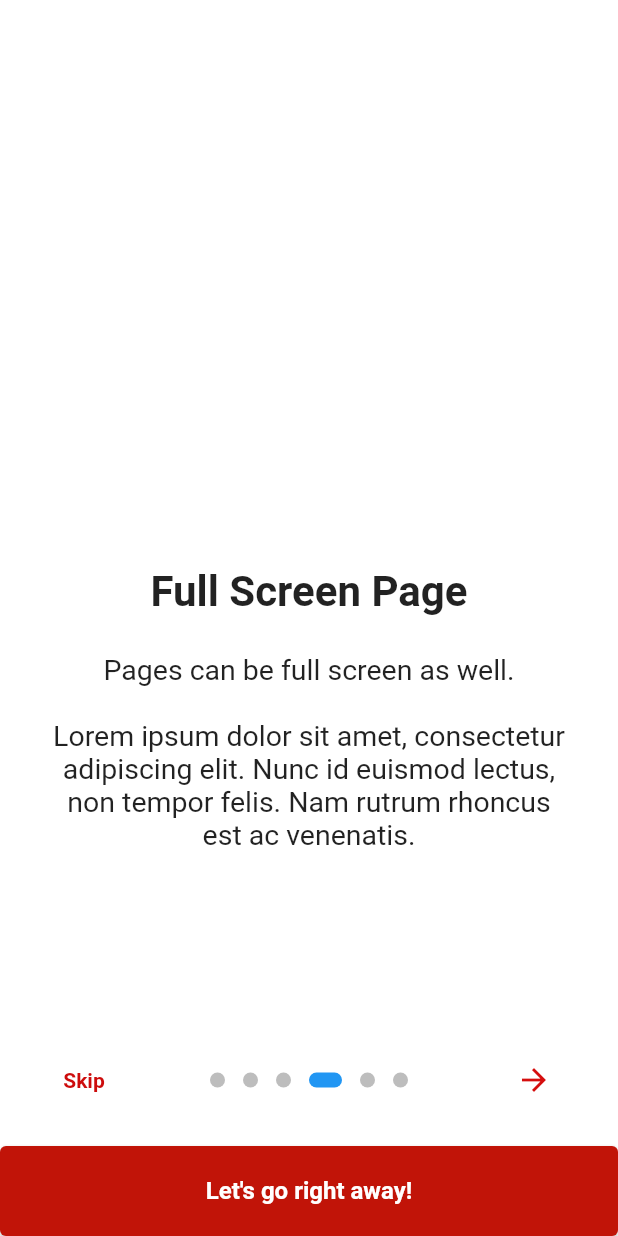
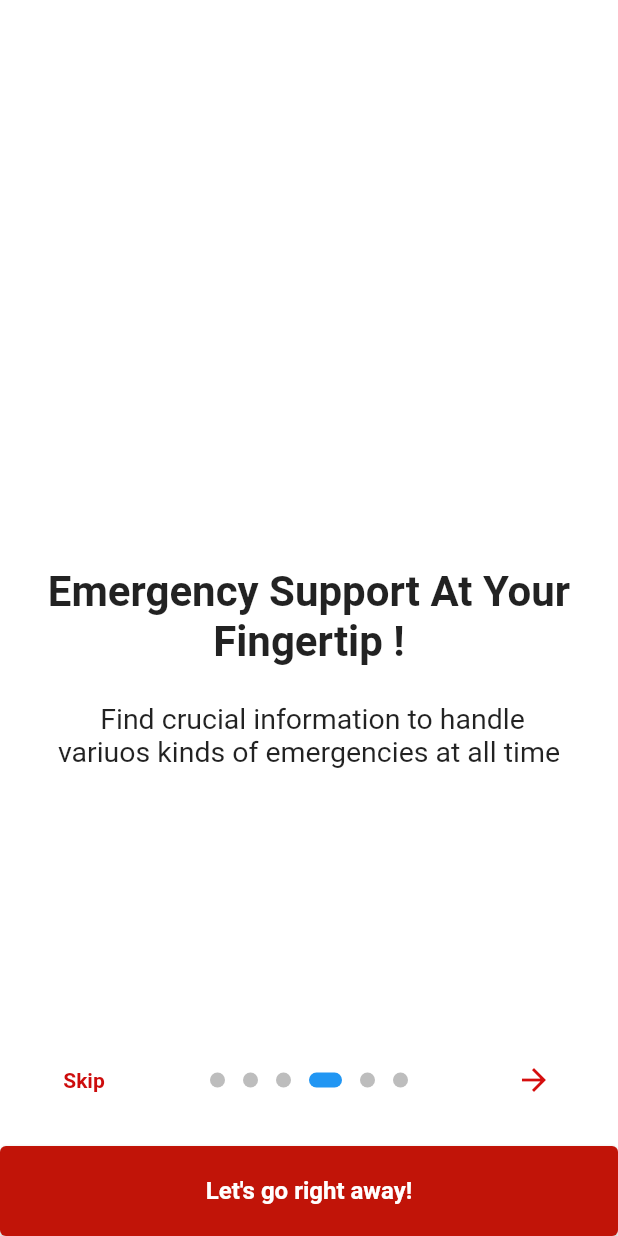
Before and after one commit to HariOp6238/sos, a Flutter app: the IntroScreen widget shown alone on an empty page, opened directly, swiped to page 4, on a phone screen of 412 x 824 dp. Run offline on Flutter 3.47's test engine with Material 2 defaults, Android fonts, the phone set to English and light mode, and no system bars; drawn by our look-alikes of introduction_screen; our stand-ins replace audioplayers, contacts_service, geocoding, geolocator, image_picker, lottie and 5 more; missing offline and left inert: tab_container; accounts and stored records are empty; project files that could hold a hidden picture were left out.

Commit message:
intro change

```diff
--- a/lib/view/introscreen/IntroScreen.dart
+++ b/lib/view/introscreen/IntroScreen.dart
@@ -72,9 +72,9 @@ class IntroScreenState extends State<IntroScreen> {
                     'assets/2.png',
                     fit: BoxFit.cover,
                   ))),
-          title: "Full Screen Page",
+          title: "Welcome to Rapid Responce!",
           body:
-              "Pages can be full screen as well.\n\nLorem ipsum dolor sit amet, consectetur adipiscing elit. Nunc id euismod lectus, non tempor felis. Nam rutrum rhoncus est ac venenatis.",
+              " Your ultimate companion for staying safe and prepared in any situation,Your safety is our priority",
           decoration: pageDecoration.copyWith(
             contentMargin: const EdgeInsets.symmetric(horizontal: 16),
             fullScreen: true,
@@ -94,9 +94,9 @@ class IntroScreenState extends State<IntroScreen> {
                     'assets/8.jpg',
                     fit: BoxFit.cover,
                   ))),
-          title: "Full Screen Page",
+          title: "SOS Button !",
           body:
-              "Pages can be full screen as well.\n\nLorem ipsum dolor sit amet, consectetur adipiscing elit. Nunc id euismod lectus, non tempor felis. Nam rutrum rhoncus est ac venenatis.",
+              "There is a SOS button for emergencies.After pressing that butoon an alert call or message will be sent",
           decoration: pageDecoration.copyWith(
             contentMargin: const EdgeInsets.symmetric(horizontal: 16),
             fullScreen: true,
@@ -117,9 +117,9 @@ class IntroScreenState extends State<IntroScreen> {
                     'assets/7.jpg',
                     fit: BoxFit.cover,
                   ))),
-          title: "Full Screen Page",
+          title: "Personalized  Emergency Contacts !",
           body:
-              "Pages can be full screen as well.\n\nLorem ipsum dolor sit amet, consectetur adipiscing elit. Nunc id euismod lectus, non tempor felis. Nam rutrum rhoncus est ac venenatis.",
+              "There are 2 categories in contact Genaral and Personal. We can add the desired contacts in personal and\nIn general you can see the emergency contacts like Polica,Fire Force,Disaster Management",
           decoration: pageDecoration.copyWith(
             contentMargin: const EdgeInsets.symmetric(horizontal: 16),
             fullScreen: true,
@@ -140,9 +140,9 @@ class IntroScreenState extends State<IntroScreen> {
                     'assets/3.jpg',
                     fit: BoxFit.cover,
                   ))),
-          title: "Full Screen Page",
+          title: "Emergency Support At Your Fingertip !",
           body:
-              "Pages can be full screen as well.\n\nLorem ipsum dolor sit amet, consectetur adipiscing elit. Nunc id euismod lectus, non tempor felis. Nam rutrum rhoncus est ac venenatis.",
+              " Find crucial information to handle variuos kinds of emergencies at all time",
           decoration: pageDecoration.copyWith(
             contentMargin: const EdgeInsets.symmetric(horizontal: 16),
             fullScreen: true,
@@ -163,9 +163,9 @@ class IntroScreenState extends State<IntroScreen> {
                     'assets/4.jpg',
                     fit: BoxFit.cover,
                   ))),
-          title: "Full Screen Page",
+          title: "Real Time News",
           body:
-              "Pages can be full screen as well.\n\nLorem ipsum dolor sit amet, consectetur adipiscing elit. Nunc id euismod lectus, non tempor felis. Nam rutrum rhoncus est ac venenatis.",
+              "We bring recent natural disasters news and update special reports to all users",
           decoration: pageDecoration.copyWith(
             contentMargin: const EdgeInsets.symmetric(horizontal: 16),
             fullScreen: true,
```
